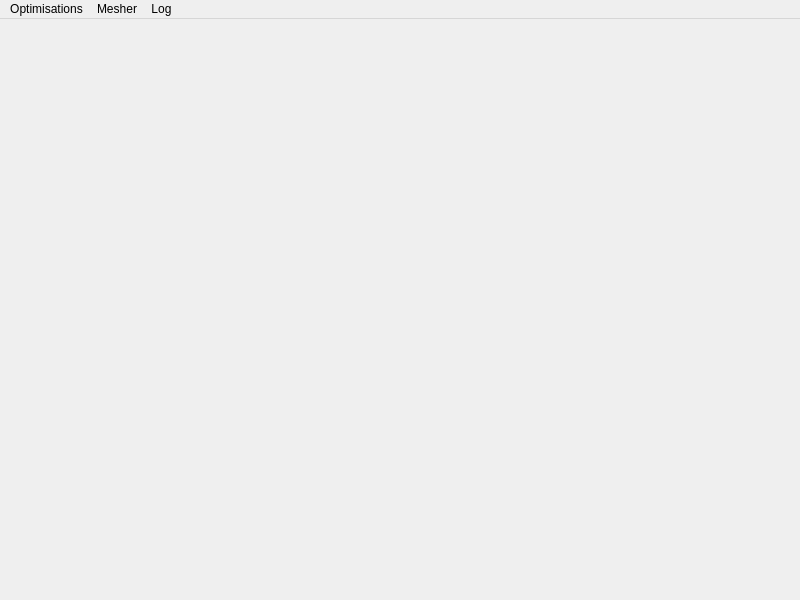
Above: Gui/MainWindow.ui from DrBenEvans/AerOptGUI before the change. Below: the same form after it.
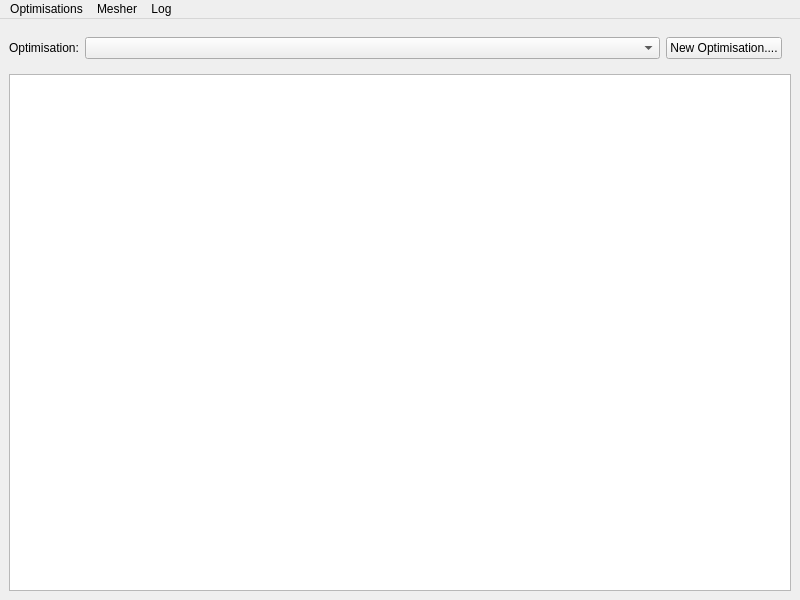
That is the form after the change. Custom widgets are drawn as their Qt base class.

What changed in the file:
```diff
--- a/Gui/MainWindow.ui
+++ b/Gui/MainWindow.ui
@@ -14,12 +14,49 @@
    <string>MainWindow</string>
   </property>
   <widget class="QWidget" name="centralwidget">
-   <layout class="QHBoxLayout" name="horizontalLayout">
+   <layout class="QVBoxLayout" name="verticalLayout">
     <item>
-     <widget class="Canvas" name="canvas" native="true">
-      <layout class="QVBoxLayout" name="verticalLayout"/>
+     <widget class="QWidget" name="widget" native="true">
+      <layout class="QHBoxLayout" name="horizontalLayout">
+       <property name="leftMargin">
+        <number>0</number>
+       </property>
+       <item>
+        <widget class="QLabel" name="label">
+         <property name="text">
+          <string>Optimisation:</string>
+         </property>
+        </widget>
+       </item>
+       <item>
+        <widget class="QComboBox" name="optimisationComboBox">
+         <property name="sizePolicy">
+          <sizepolicy hsizetype="MinimumExpanding" vsizetype="Fixed">
+           <horstretch>0</horstretch>
+           <verstretch>0</verstretch>
+          </sizepolicy>
+         </property>
+        </widget>
+       </item>
+       <item>
+        <widget class="QPushButton" name="newOptimisationButton">
+         <property name="sizePolicy">
+          <sizepolicy hsizetype="Minimum" vsizetype="Fixed">
+           <horstretch>0</horstretch>
+           <verstretch>0</verstretch>
+          </sizepolicy>
+         </property>
+         <property name="text">
+          <string>New Optimisation....</string>
+         </property>
+        </widget>
+       </item>
+      </layout>
      </widget>
     </item>
+    <item>
+     <widget class="QGraphicsView" name="graphicsView"/>
+    </item>
    </layout>
   </widget>
   <widget class="QMenuBar" name="menuBar">
@@ -97,14 +134,6 @@
    </property>
   </action>
  </widget>
- <customwidgets>
-  <customwidget>
-   <class>Canvas</class>
-   <extends>QWidget</extends>
-   <header>Canvas.h</header>
-   <container>1</container>
-  </customwidget>
- </customwidgets>
  <resources/>
  <connections/>
 </ui>
```
